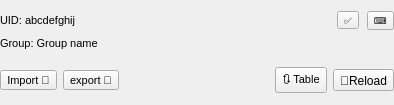
This is windows/project_details.ui in sensehawk/qgis_plugin as Qt 5 draws it before an edit. The edited form follows.
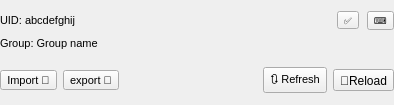
This is the edited form.

Commit message: resolved feature refresh confilct with uid updation | save function based on application type | terra and nextracker tool widget  modification

```diff
--- a/windows/project_details.ui
+++ b/windows/project_details.ui
@@ -206,7 +206,7 @@
         </font>
        </property>
        <property name="text">
-        <string>🔃 Table</string>
+        <string>🔃 Refresh</string>
        </property>
        <property name="shortcut">
         <string>Ctrl+E</string>
```
The commit also changes 8 other files.
